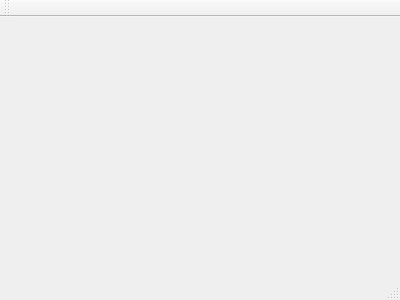
The window that mainwindow.ui (kuangthree/Cluster_Homework) describes before a commit, drawn with Qt 5.
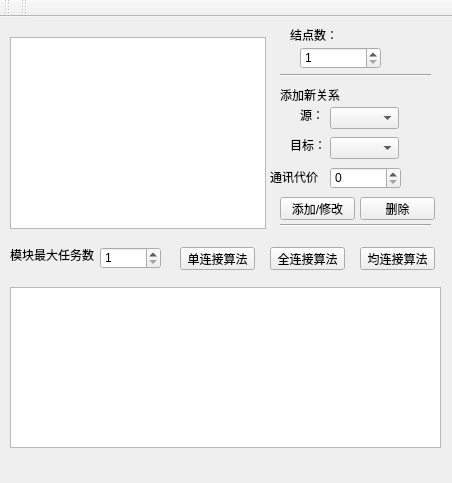
The same window after the commit.

The edit to the form file:
```diff
--- a/mainwindow.ui
+++ b/mainwindow.ui
@@ -1,24 +1,295 @@
 <ui version="4.0">
  <class>MainWindow</class>
- <widget class="QMainWindow" name="MainWindow" >
-  <property name="geometry" >
+ <widget class="QMainWindow" name="MainWindow">
+  <property name="geometry">
    <rect>
     <x>0</x>
     <y>0</y>
-    <width>400</width>
-    <height>300</height>
+    <width>452</width>
+    <height>483</height>
    </rect>
   </property>
   <property name="windowTitle" >
    <string>MainWindow</string>
   </property>
-  <widget class="QMenuBar" name="menuBar" />
-  <widget class="QToolBar" name="mainToolBar" />
-  <widget class="QWidget" name="centralWidget" />
-  <widget class="QStatusBar" name="statusBar" />
+  <widget class="QWidget" name="centralWidget">
+   <widget class="QLabel" name="label">
+    <property name="geometry">
+     <rect>
+      <x>290</x>
+      <y>10</y>
+      <width>61</width>
+      <height>16</height>
+     </rect>
+    </property>
+    <property name="text">
+     <string>结点数：</string>
+    </property>
+   </widget>
+   <widget class="QSpinBox" name="vertexCountSpin">
+    <property name="geometry">
+     <rect>
+      <x>300</x>
+      <y>30</y>
+      <width>81</width>
+      <height>22</height>
+     </rect>
+    </property>
+    <property name="minimum">
+     <number>1</number>
+    </property>
+   </widget>
+   <widget class="Line" name="line">
+    <property name="geometry">
+     <rect>
+      <x>280</x>
+      <y>50</y>
+      <width>151</width>
+      <height>16</height>
+     </rect>
+    </property>
+    <property name="orientation">
+     <enum>Qt::Horizontal</enum>
+    </property>
+   </widget>
+   <widget class="QLabel" name="label_2">
+    <property name="geometry">
+     <rect>
+      <x>280</x>
+      <y>70</y>
+      <width>81</width>
+      <height>16</height>
+     </rect>
+    </property>
+    <property name="text">
+     <string>添加新关系</string>
+    </property>
+   </widget>
+   <widget class="QComboBox" name="sourceComboBox">
+    <property name="geometry">
+     <rect>
+      <x>330</x>
+      <y>90</y>
+      <width>69</width>
+      <height>22</height>
+     </rect>
+    </property>
+   </widget>
+   <widget class="QLabel" name="label_3">
+    <property name="geometry">
+     <rect>
+      <x>300</x>
+      <y>90</y>
+      <width>21</width>
+      <height>16</height>
+     </rect>
+    </property>
+    <property name="text">
+     <string>源：</string>
+    </property>
+   </widget>
+   <widget class="QLabel" name="label_4">
+    <property name="geometry">
+     <rect>
+      <x>290</x>
+      <y>120</y>
+      <width>31</width>
+      <height>16</height>
+     </rect>
+    </property>
+    <property name="text">
+     <string>目标：</string>
+    </property>
+   </widget>
+   <widget class="QComboBox" name="destComboBox">
+    <property name="geometry">
+     <rect>
+      <x>330</x>
+      <y>120</y>
+      <width>69</width>
+      <height>22</height>
+     </rect>
+    </property>
+   </widget>
+   <widget class="QLabel" name="label_5">
+    <property name="geometry">
+     <rect>
+      <x>270</x>
+      <y>150</y>
+      <width>51</width>
+      <height>20</height>
+     </rect>
+    </property>
+    <property name="text">
+     <string>通讯代价：</string>
+    </property>
+   </widget>
+   <widget class="QSpinBox" name="priceSpinBox">
+    <property name="geometry">
+     <rect>
+      <x>330</x>
+      <y>150</y>
+      <width>71</width>
+      <height>22</height>
+     </rect>
+    </property>
+   </widget>
+   <widget class="Line" name="line_2">
+    <property name="geometry">
+     <rect>
+      <x>280</x>
+      <y>200</y>
+      <width>151</width>
+      <height>16</height>
+     </rect>
+    </property>
+    <property name="orientation">
+     <enum>Qt::Horizontal</enum>
+    </property>
+   </widget>
+   <widget class="QPushButton" name="addButton">
+    <property name="geometry">
+     <rect>
+      <x>280</x>
+      <y>180</y>
+      <width>75</width>
+      <height>23</height>
+     </rect>
+    </property>
+    <property name="text">
+     <string>添加/修改</string>
+    </property>
+   </widget>
+   <widget class="QSpinBox" name="maxTaskCountSpin">
+    <property name="geometry">
+     <rect>
+      <x>100</x>
+      <y>230</y>
+      <width>61</width>
+      <height>22</height>
+     </rect>
+    </property>
+    <property name="minimum">
+     <number>1</number>
+    </property>
+   </widget>
+   <widget class="QLabel" name="label_6">
+    <property name="geometry">
+     <rect>
+      <x>10</x>
+      <y>230</y>
+      <width>91</width>
+      <height>16</height>
+     </rect>
+    </property>
+    <property name="text">
+     <string>模块最大任务数</string>
+    </property>
+   </widget>
+   <widget class="QPushButton" name="singleButton">
+    <property name="geometry">
+     <rect>
+      <x>180</x>
+      <y>230</y>
+      <width>75</width>
+      <height>23</height>
+     </rect>
+    </property>
+    <property name="text">
+     <string>单连接算法</string>
+    </property>
+   </widget>
+   <widget class="QPushButton" name="completeButton">
+    <property name="geometry">
+     <rect>
+      <x>270</x>
+      <y>230</y>
+      <width>75</width>
+      <height>23</height>
+     </rect>
+    </property>
+    <property name="text">
+     <string>全连接算法</string>
+    </property>
+   </widget>
+   <widget class="QPushButton" name="avgButton">
+    <property name="geometry">
+     <rect>
+      <x>360</x>
+      <y>230</y>
+      <width>75</width>
+      <height>23</height>
+     </rect>
+    </property>
+    <property name="text">
+     <string>均连接算法</string>
+    </property>
+   </widget>
+   <widget class="QPushButton" name="deleteButton">
+    <property name="geometry">
+     <rect>
+      <x>360</x>
+      <y>180</y>
+      <width>75</width>
+      <height>23</height>
+     </rect>
+    </property>
+    <property name="text">
+     <string>删除</string>
+    </property>
+   </widget>
+   <widget class="QListWidget" name="listWidget">
+    <property name="geometry">
+     <rect>
+      <x>10</x>
+      <y>20</y>
+      <width>256</width>
+      <height>192</height>
+     </rect>
+    </property>
+   </widget>
+   <widget class="QListWidget" name="outComeListWidget">
+    <property name="geometry">
+     <rect>
+      <x>10</x>
+      <y>270</y>
+      <width>431</width>
+      <height>161</height>
+     </rect>
+    </property>
+   </widget>
+  </widget>
+  <widget class="QMenuBar" name="menuBar">
+   <property name="geometry">
+    <rect>
+     <x>0</x>
+     <y>0</y>
+     <width>452</width>
+     <height>23</height>
+    </rect>
+   </property>
+  </widget>
+  <widget class="QToolBar" name="mainToolBar">
+   <attribute name="toolBarArea">
+    <enum>TopToolBarArea</enum>
+   </attribute>
+   <attribute name="toolBarBreak">
+    <bool>false</bool>
+   </attribute>
+  </widget>
+  <widget class="QToolBar" name="toolBar">
+   <property name="windowTitle">
+    <string>toolBar</string>
+   </property>
+   <attribute name="toolBarArea">
+    <enum>TopToolBarArea</enum>
+   </attribute>
+   <attribute name="toolBarBreak">
+    <bool>false</bool>
+   </attribute>
+  </widget>
  </widget>
- <layoutDefault spacing="6" margin="11" />
- <pixmapfunction></pixmapfunction>
+ <layoutdefault spacing="6" margin="11"/>
  <resources/>
  <connections/>
 </ui>
```
Left out of the diff: 3 changed lines with no effect on the pictures.
